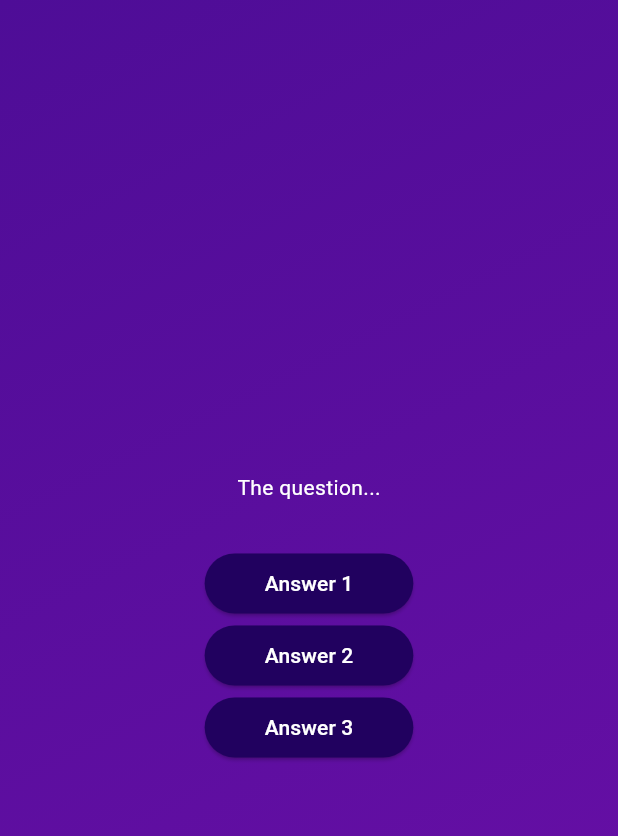
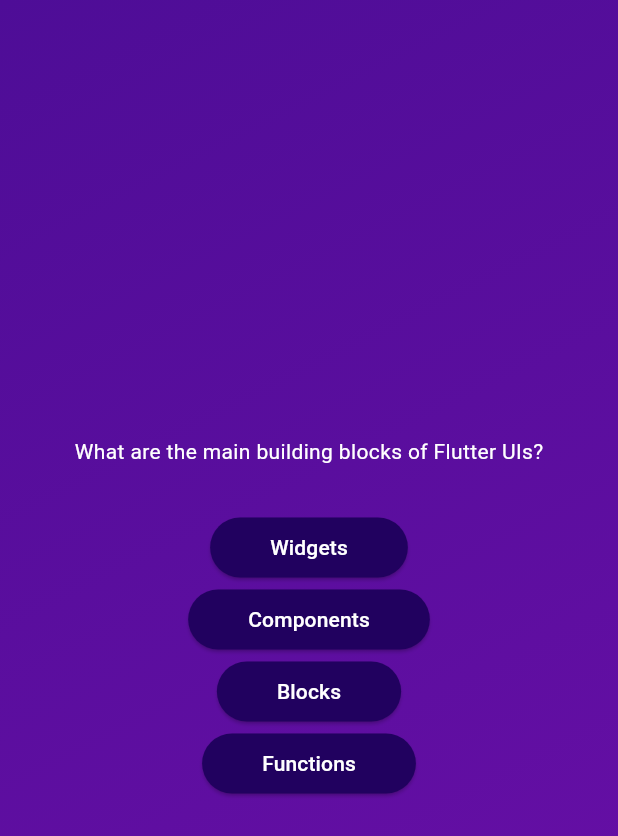
Before and after one commit to Belchenkov/flutter_quiz_app_updated, a Flutter app: the screen it shows after launch, after a tap on "Start Quiz", on a phone screen of 412 x 824 dp. Shown: the top 836 px of the screen. Run offline on Flutter 3.47's test engine with Material 3 defaults, Android fonts, the light colour scheme and no system bars.

Commit message:
accessing list elements & object properties

```diff
--- a/lib/questions_screen.dart
+++ b/lib/questions_screen.dart
@@ -1,6 +1,7 @@
 import 'package:flutter/material.dart';
 
 import 'answer_button.dart';
+import 'package:quiz_updated/data/questions.dart';
 
 class QuestionsScreen extends StatefulWidget {
   const QuestionsScreen({super.key});
@@ -14,18 +15,23 @@
 class _QuestionsScreenState extends State<QuestionsScreen> {
   @override
   Widget build(context) {
+    final currentQuestion = questions[0];
+
     return SizedBox(
         width: double.infinity,
         child: Column(
           mainAxisAlignment: MainAxisAlignment.center,
           children: [
-            const Text('The question...', style: TextStyle(
-              color: Colors.white,
-            ),),
+            Text(currentQuestion.text,
+              style: const TextStyle(
+                color: Colors.white,
+              ),
+            ),
             const SizedBox(height: 30),
-            AnswerButton(answerText: 'Answer 1', onTap: () {  },),
-            AnswerButton(answerText: 'Answer 2', onTap: () {  },),
-            AnswerButton(answerText: 'Answer 3', onTap: () {  },),
+            AnswerButton(answerText: currentQuestion.answers[0], onTap: () {  },),
+            AnswerButton(answerText: currentQuestion.answers[1], onTap: () {  },),
+            AnswerButton(answerText: currentQuestion.answers[2], onTap: () {  },),
+            AnswerButton(answerText: currentQuestion.answers[3], onTap: () {  },),
           ],
       ),
     );
```
